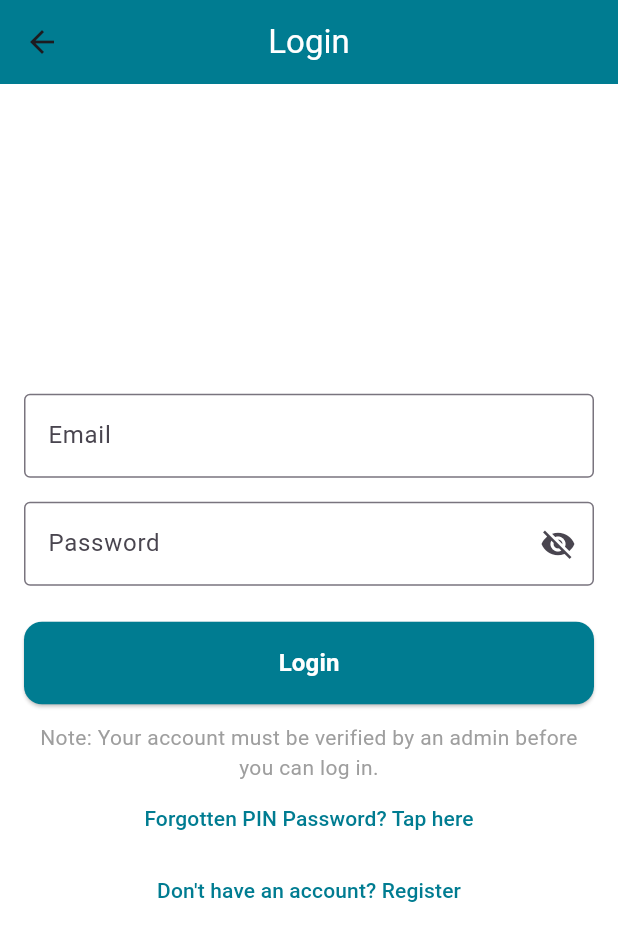
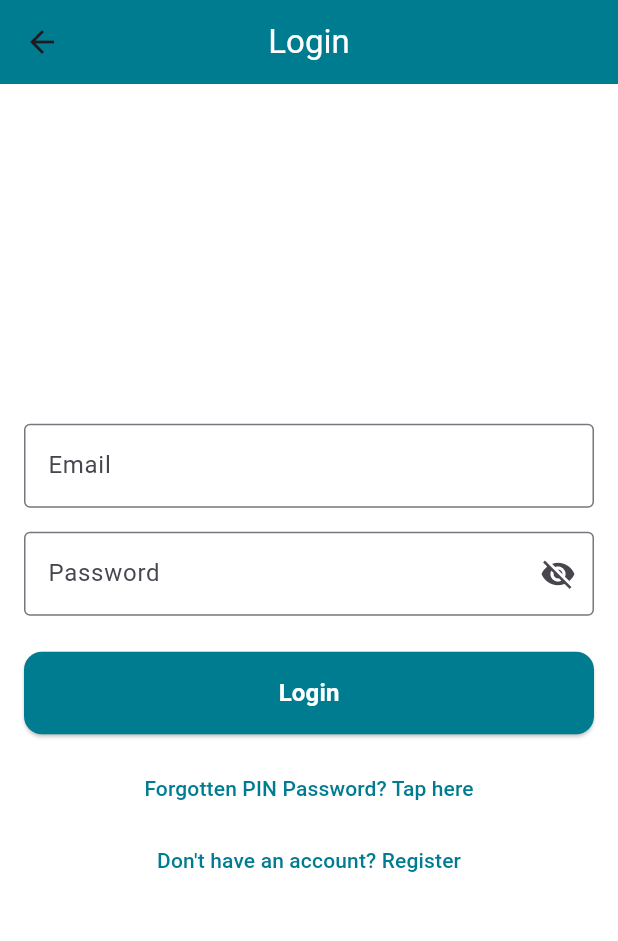
Before and after one commit to TINOZOERAMONA/smartsacco, a Flutter app: the LoginPage screen opened by its route, on a phone screen of 412 x 824 dp. Shown: the top 941 px of the screen. Run offline on Flutter 3.47's test engine with Material 3 defaults, Android fonts, the phone set to English and light mode, and no system bars; our stand-ins replace app_links, cloud_firestore, csv, file_picker, firebase_auth, firebase_core and 12 more; missing offline and left inert: universal_html; accounts and stored records are empty.

Commit message:
Removed sentences on login

```diff
--- a/lib/pages/login.dart
+++ b/lib/pages/login.dart
@@ -216,11 +216,11 @@ class _LoginPageState extends State<LoginPage> {
                   ),
                 ),
                 const SizedBox(height: 12),
-                const Text(
-                  "Note: Your account must be verified by an admin before you can log in.",
-                  textAlign: TextAlign.center,
-                  style: TextStyle(color: Colors.grey),
-                ),
+                // const Text(
+                //   "Note: Your account must be verified by an admin before you can log in.",
+                //   textAlign: TextAlign.center,
+                //   style: TextStyle(color: Colors.grey),
+                // ),
                 TextButton(
                   onPressed: () {
                     Navigator.pushNamed(context, '/forgotpassword');
```
